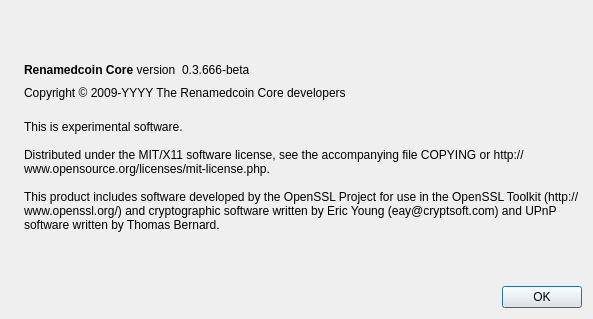
This is src/qt/forms/aboutdialog.ui in Earlz/renamedcoin as Qt 5 draws it before an edit. The edited form follows.
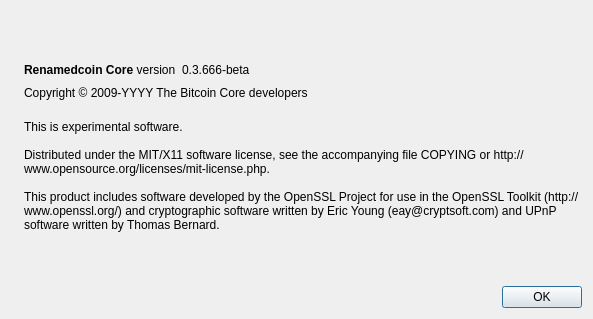
This is the edited form. Icons and pictures are not drawn.

Commit message: renamedcoin core developers -> bitcoin core developers

The edit to the form file:
```diff
--- a/src/qt/forms/aboutdialog.ui
+++ b/src/qt/forms/aboutdialog.ui
@@ -91,7 +91,7 @@
         <cursorShape>IBeamCursor</cursorShape>
        </property>
        <property name="text">
-        <string notr="true">Copyright &amp;copy; 2009-YYYY The Renamedcoin Core developers</string>
+        <string notr="true">Copyright &amp;copy; 2009-YYYY The Bitcoin Core developers</string>
        </property>
        <property name="textFormat">
         <enum>Qt::RichText</enum>
```
The commit also changes 89 other files.
